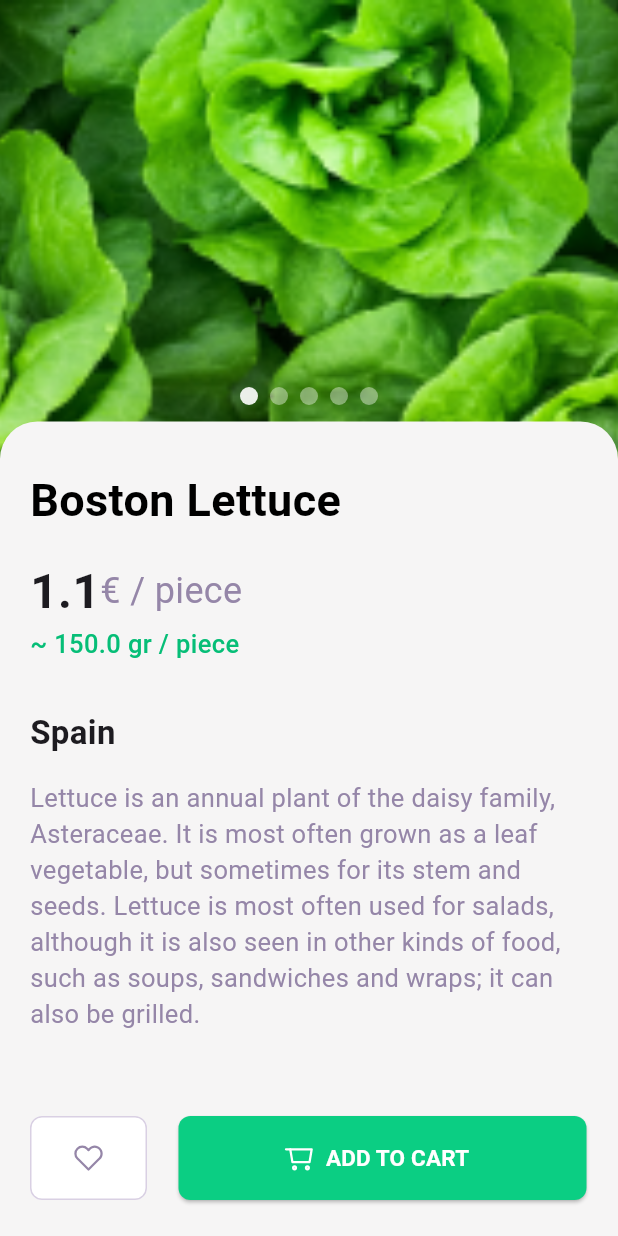
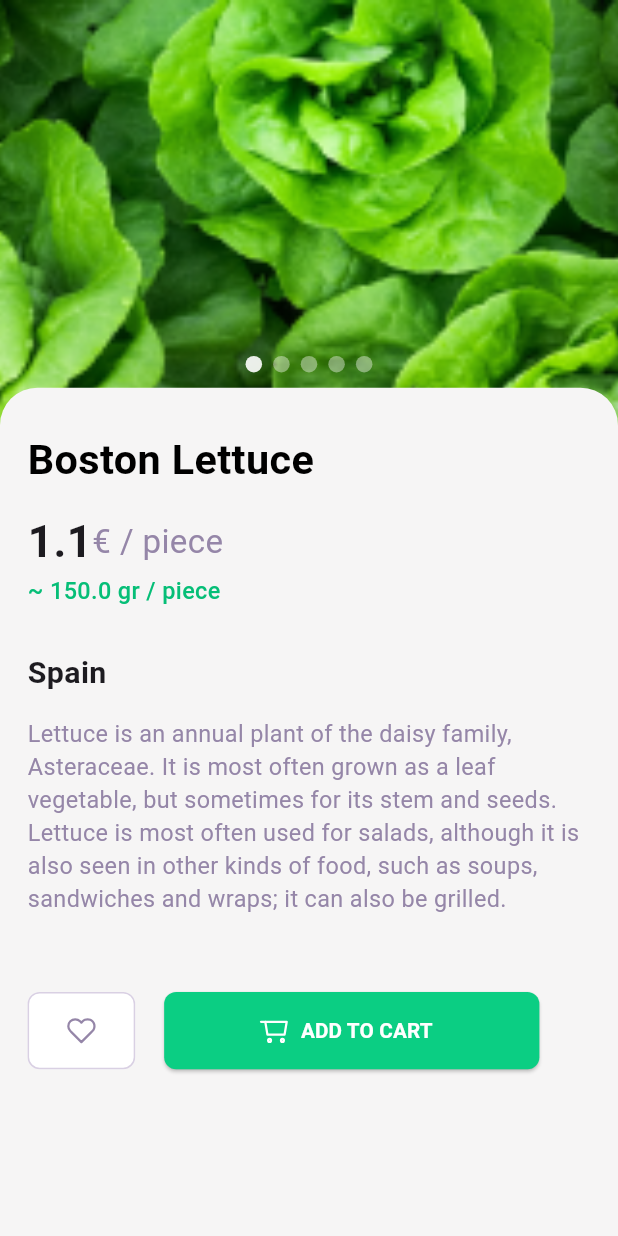
Before and after one commit to ferasezzaldeen/flutter-delivery-prac, a Flutter app: the screen it shows after launch, after a tap on "Boston Lettuce", on a phone screen of 412 x 824 dp. Run offline on Flutter 3.47's test engine with Material 3 defaults, Android fonts, the phone set to English and light mode, and no system bars; drawn by our look-alikes of carousel_slider; our stand-ins replace chips_choice, flutter_screenutil, flutter_svg.

Commit message:
use screen_utilt package to fix some responsive isssues

```diff
--- a/lib/main.dart
+++ b/lib/main.dart
@@ -1,6 +1,6 @@
 import 'package:delivery_app/screens/tabs.dart';
-import 'package:delivery_app/screens/vegetables.dart';
 import 'package:flutter/material.dart';
+import 'package:flutter_screenutil/flutter_screenutil.dart';
 
 void main() {
   runApp(const MyApp());
@@ -12,6 +12,14 @@ class MyApp extends StatelessWidget {
   // This widget is the root of your application.
   @override
   Widget build(BuildContext context) {
-    return MaterialApp(title: 'Delivery', home: TabsScreen());
+    return ScreenUtilInit(
+      designSize: const Size(414, 896),
+      minTextAdapt: true,
+      builder: (_, child) {
+        return MaterialApp(
+            title: 'Delivery', debugShowCheckedModeBanner: false, home: child);
+      },
+      child: const TabsScreen(),
+    );
   }
 }
--- a/lib/screens/vegetables_details.dart
+++ b/lib/screens/vegetables_details.dart
@@ -1,6 +1,7 @@
 import 'package:delivery_app/models/vegetable.dart';
 import 'package:flutter/material.dart';
 import 'package:carousel_slider/carousel_slider.dart';
+import 'package:flutter_screenutil/flutter_screenutil.dart';
 import 'package:flutter_svg/flutter_svg.dart';
 
 class VegetableDetailsScreen extends StatefulWidget {
@@ -34,7 +35,7 @@ class _VegetableDetailsScreenState extends State<VegetableDetailsScreen> {
             options: CarouselOptions(
                 enlargeCenterPage: true,
                 viewportFraction: 1,
-                height: 358,
+                height: 358.sp,
                 onPageChanged: (index, reason) {
                   setState(() {
                     _currentImageIndex = index;
@@ -42,16 +43,16 @@ class _VegetableDetailsScreenState extends State<VegetableDetailsScreen> {
                 }),
           ),
           Container(
-            margin: const EdgeInsets.only(top: 258),
+            margin: EdgeInsets.only(top: 258.sp),
             child: Row(
               mainAxisAlignment: MainAxisAlignment.center,
               children: widget.vegetable.images.asMap().entries.map((entry) {
                 return GestureDetector(
                   onTap: () => _carouselController.animateToPage(entry.key),
                   child: Container(
-                    width: 12.0,
-                    height: 12.0,
-                    margin: EdgeInsets.symmetric(horizontal: 4.0),
+                    width: 12.0.sp,
+                    height: 12.0.sp,
+                    margin: EdgeInsets.symmetric(horizontal: 4.0.sp),
                     decoration: BoxDecoration(
                         shape: BoxShape.circle,
                         color: Colors.white.withOpacity(
@@ -62,7 +63,7 @@ class _VegetableDetailsScreenState extends State<VegetableDetailsScreen> {
             ),
           ),
           Container(
-            margin: EdgeInsets.only(top: 281),
+            margin: EdgeInsets.only(top: 281.sp),
             decoration: const BoxDecoration(
               color: Color(0XFFF6F5F5),
               borderRadius: BorderRadiusDirectional.only(
@@ -71,32 +72,32 @@ class _VegetableDetailsScreenState extends State<VegetableDetailsScreen> {
               ),
             ),
             child: Padding(
-              padding: const EdgeInsets.fromLTRB(20, 31, 20, 0),
+              padding: EdgeInsets.fromLTRB(20.sp, 31.sp, 20.sp, 0.sp),
               child: Column(
                 mainAxisSize: MainAxisSize.max,
                 crossAxisAlignment: CrossAxisAlignment.start,
                 children: [
                   Text(
                     widget.vegetable.title,
-                    style: const TextStyle(
+                    style: TextStyle(
                         color: Colors.black,
-                        fontSize: 30,
+                        fontSize: 30.sp,
                         fontWeight: FontWeight.w700),
                   ),
-                  const SizedBox(height: 16),
+                  SizedBox(height: 16.sp),
                   Row(
                     children: [
                       Text(
                         widget.vegetable.price.toString(),
-                        style: const TextStyle(
-                          fontSize: 32,
+                        style: TextStyle(
+                          fontSize: 32.sp,
                           fontWeight: FontWeight.w700,
                         ),
                       ),
-                      const Text(
+                      Text(
                         '€ / piece',
                         style: TextStyle(
-                            fontSize: 24,
+                            fontSize: 24.sp,
                             fontWeight: FontWeight.w400,
                             color: Color(0XFFF9586A8)),
                       ),
@@ -104,66 +105,58 @@ class _VegetableDetailsScreenState extends State<VegetableDetailsScreen> {
                   ),
                   Text(
                     '~ ${widget.vegetable.weight} gr / piece',
-                    style: const TextStyle(
-                        fontSize: 17,
+                    style: TextStyle(
+                        fontSize: 17.sp,
                         fontWeight: FontWeight.w500,
                         color: Color(0XFF06BE77)),
                   ),
-                  const SizedBox(height: 32),
+                  SizedBox(height: 32.sp),
                   Text(
                     widget.vegetable.country,
-                    style: const TextStyle(
-                      fontSize: 22,
+                    style: TextStyle(
+                      fontSize: 22.sp,
                       fontWeight: FontWeight.w700,
                     ),
                   ),
-                  const SizedBox(height: 16),
+                  SizedBox(height: 16.sp),
                   Text(
                     widget.vegetable.description,
-                    style: const TextStyle(
-                        fontSize: 17,
+                    style: TextStyle(
+                        fontSize: 17.sp,
                         fontWeight: FontWeight.w400,
                         color: Color(0XFF9586A8)),
                   ),
-                  const SizedBox(height: 56),
+                  SizedBox(height: 56.sp),
                   Row(
                     children: [
-                      SizedBox(
-                        width: 78,
-                        height: 56,
-                        child: IconButton(
+                      IconButton(
                         color: Colors.white,
                         onPressed: () {},
                         icon: SvgPicture.asset('assets/icons/heart.svg'),
                         style: IconButton.styleFrom(
+                            fixedSize: Size(78.sp, 56.sp),
                             backgroundColor: Colors.white,
                             shape: RoundedRectangleBorder(
-                                side:
-                                    const BorderSide(color: Color(0XFFFD9D0E3)),
+                              side: const BorderSide(color: Color(0XFFFD9D0E3)),
                               borderRadius: BorderRadius.circular(8),
                             )),
                       ),
-                      ),
-                      const SizedBox(width: 21),
-                      SizedBox(
-                        height: 56,
-                        width: 272,
-                        child: ElevatedButton.icon(
+                      SizedBox(width: 21.sp),
+                      ElevatedButton.icon(
                         style: ElevatedButton.styleFrom(
+                            fixedSize: Size(272.sp, 56.sp),
                             backgroundColor: Color(0XFF0BCE83),
                             shape: RoundedRectangleBorder(
                               borderRadius: BorderRadius.circular(8),
                             )),
                         onPressed: () {},
-                          icon:
-                              SvgPicture.asset('assets/icons/shoppingcart.svg'),
-                          label: const Text(
+                        icon: SvgPicture.asset('assets/icons/shoppingcart.svg'),
+                        label: Text(
                           'ADD TO CART',
                           style: TextStyle(
                             color: Colors.white,
-                              fontSize: 15,
+                            fontSize: 15.sp,
                             fontWeight: FontWeight.w600,
-                            ),
                           ),
                         ),
                       ),
--- a/lib/widgets/list_item.dart
+++ b/lib/widgets/list_item.dart
@@ -1,10 +1,11 @@
 import 'package:delivery_app/models/vegetable.dart';
 import 'package:delivery_app/screens/vegetables_details.dart';
 import 'package:flutter/material.dart';
+import 'package:flutter_screenutil/flutter_screenutil.dart';
 import 'package:flutter_svg/flutter_svg.dart';
 
 class ListItem extends StatelessWidget {
-  ListItem({super.key, required this.vegetable});
+  const ListItem({super.key, required this.vegetable});
 
   final Vegetable vegetable;
 
@@ -22,7 +23,7 @@ class ListItem extends StatelessWidget {
         color: Color(0XFFF6F5F5),
         elevation: 0,
         child: Padding(
-          padding: const EdgeInsets.all(20.0),
+          padding: EdgeInsets.all(20.0.sp),
           child: Row(
             crossAxisAlignment: CrossAxisAlignment.start,
             children: [
@@ -30,49 +31,49 @@ class ListItem extends StatelessWidget {
                 image: AssetImage(
                   vegetable.images[0],
                 ),
-                width: 177,
-                height: 128,
+                width: 177.sp,
+                height: 128.sp,
               ),
-              const SizedBox(width: 20),
+              SizedBox(width: 20.sp),
               Column(
                 mainAxisSize: MainAxisSize.max,
                 mainAxisAlignment: MainAxisAlignment.end,
                 crossAxisAlignment: CrossAxisAlignment.start,
                 children: [
                   SizedBox(
-                    height: 24,
+                    height: 24.sp,
                     child: Text(
                       vegetable.title,
-                      style: const TextStyle(
-                        fontSize: 18,
+                      style: TextStyle(
+                        fontSize: 18.sp,
                         fontWeight: FontWeight.w600,
                       ),
                     ),
                   ),
-                  const SizedBox(
-                    height: 12,
+                  SizedBox(
+                    height: 12.sp,
                   ),
                   Row(
                     crossAxisAlignment: CrossAxisAlignment.end,
                     children: [
                       Text(
                         vegetable.price.toString(),
-                        style: const TextStyle(
-                          fontSize: 22,
+                        style: TextStyle(
+                          fontSize: 22.sp,
                           fontWeight: FontWeight.w700,
                         ),
                       ),
-                      const Text(
+                      Text(
                         '€ / piece',
                         style: TextStyle(
-                            fontSize: 16,
+                            fontSize: 16.sp,
                             fontWeight: FontWeight.w400,
                             color: Color(0XFFF9586A8)),
                       ),
                     ],
                   ),
-                  const SizedBox(
-                    height: 22,
+                  SizedBox(
+                    height: 22.sp,
                   ),
                   Row(
                     children: [
@@ -81,18 +82,18 @@ class ListItem extends StatelessWidget {
                         onPressed: () {},
                         icon: SvgPicture.asset('assets/icons/heart.svg'),
                         style: IconButton.styleFrom(
-                            fixedSize: const Size(78, 40),
+                            fixedSize: Size(78.sp, 40.sp),
                             backgroundColor: Colors.white,
                             shape: RoundedRectangleBorder(
                               side: const BorderSide(color: Color(0XFFFD9D0E3)),
                               borderRadius: BorderRadius.circular(8),
                             )),
                       ),
-                      const SizedBox(width: 10),
+                      SizedBox(width: 10.sp),
                       ElevatedButton(
                         onPressed: () {},
                         style: ElevatedButton.styleFrom(
-                            fixedSize: const Size(78, 40),
+                            fixedSize: Size(78.sp, 40.sp),
                             backgroundColor: const Color(0XFFF0BCE83),
                             shape: RoundedRectangleBorder(
                               borderRadius: BorderRadius.circular(8),
--- a/pubspec.yaml
+++ b/pubspec.yaml
@@ -39,6 +39,7 @@ dependencies:
   chips_choice: ^3.0.1
   flutter_svg: ^2.0.9
   carousel_slider: ^4.2.1
+  flutter_screenutil: ^5.9.0
 
 dev_dependencies:
   flutter_test:
```
Also changed, not shown: pubspec.lock. Lines whose indentation alone changed are shown as unchanged.
